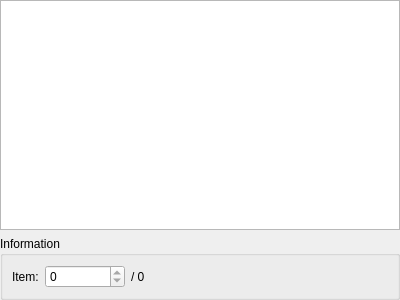
This is src/widgets/structlumpviewwidget.ui in noodlecollie/bspanalyser as Qt 5 draws it before an edit. The edited form follows.
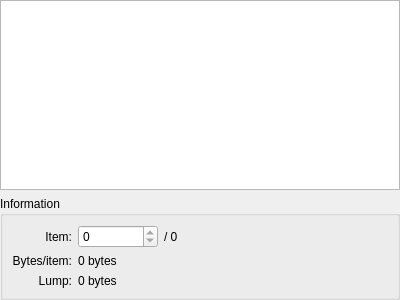
This is the edited form. Custom widgets are drawn as their Qt base class.

The edit to the form file:
```diff
--- a/src/widgets/structlumpviewwidget.ui
+++ b/src/widgets/structlumpviewwidget.ui
@@ -37,18 +37,11 @@
     </widget>
    </item>
    <item>
-    <widget class="InfoDisplayGroupBox" name="groupBox">
+    <widget class="InfoDisplayGroupBox" name="gbInformation">
      <property name="title">
       <string>Information</string>
      </property>
      <layout class="QGridLayout" name="gridLayout">
-      <item row="0" column="0">
-       <widget class="QLabel" name="label_2">
-        <property name="text">
-         <string>Item:</string>
-        </property>
-       </widget>
-      </item>
       <item row="0" column="4">
        <spacer name="horizontalSpacer">
         <property name="orientation">
@@ -62,6 +55,16 @@
         </property>
        </spacer>
       </item>
+      <item row="0" column="0">
+       <widget class="QLabel" name="label_2">
+        <property name="text">
+         <string>Item:</string>
+        </property>
+        <property name="alignment">
+         <set>Qt::AlignRight|Qt::AlignTrailing|Qt::AlignVCenter</set>
+        </property>
+       </widget>
+      </item>
       <item row="0" column="1">
        <layout class="QHBoxLayout" name="horizontalLayout">
         <property name="leftMargin">
@@ -89,6 +92,40 @@
         </item>
        </layout>
       </item>
+      <item row="2" column="1">
+       <widget class="QLabel" name="lblLumpSize">
+        <property name="text">
+         <string>0 bytes</string>
+        </property>
+       </widget>
+      </item>
+      <item row="2" column="0">
+       <widget class="QLabel" name="label">
+        <property name="text">
+         <string>Lump:</string>
+        </property>
+        <property name="alignment">
+         <set>Qt::AlignRight|Qt::AlignTrailing|Qt::AlignVCenter</set>
+        </property>
+       </widget>
+      </item>
+      <item row="1" column="0">
+       <widget class="QLabel" name="label_3">
+        <property name="text">
+         <string>Bytes/item:</string>
+        </property>
+        <property name="alignment">
+         <set>Qt::AlignRight|Qt::AlignTrailing|Qt::AlignVCenter</set>
+        </property>
+       </widget>
+      </item>
+      <item row="1" column="1">
+       <widget class="QLabel" name="lblBytesPerItem">
+        <property name="text">
+         <string>0 bytes</string>
+        </property>
+       </widget>
+      </item>
      </layout>
     </widget>
    </item>
```
Left out of the diff: 22 changed lines with no effect on the pictures.
